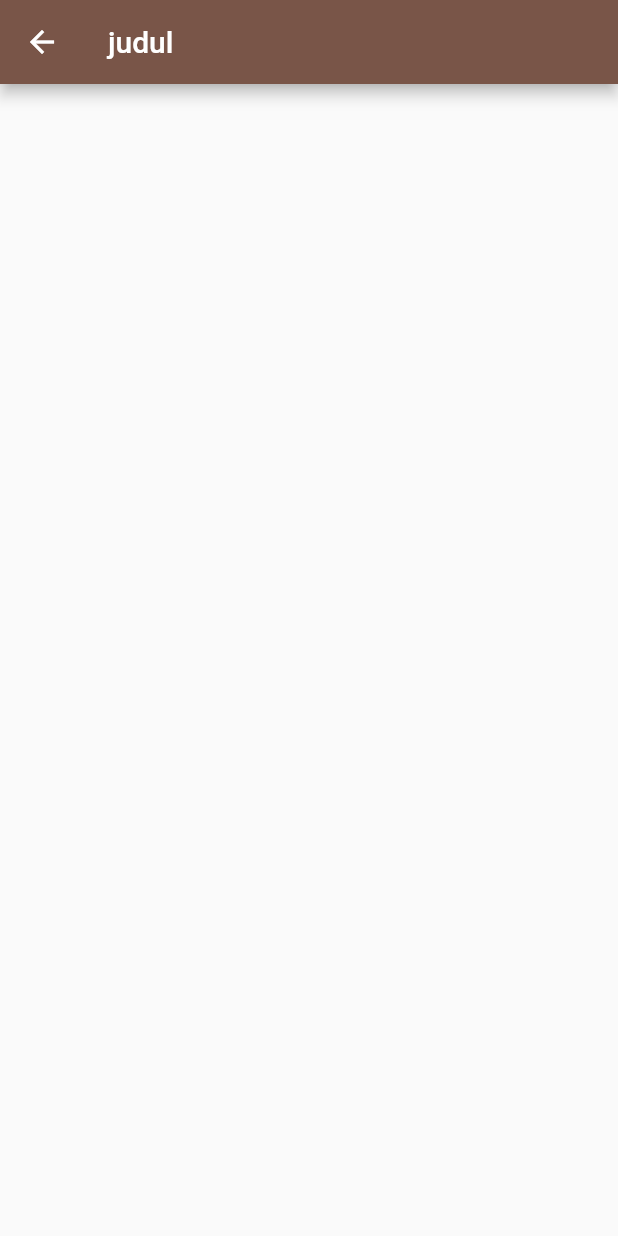
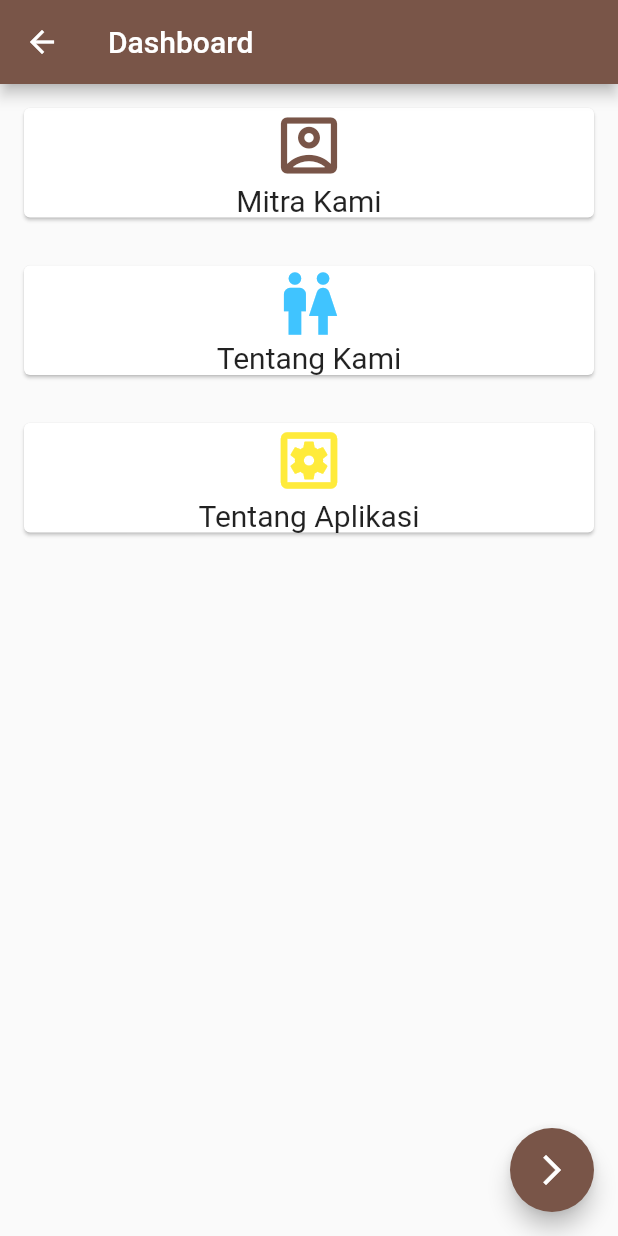
Before and after one commit to christophercalvin/KelompokB_SDGs9, a Flutter app: the screen it shows after launch, after a tap on the "arrow forward ios" icon, on a phone screen of 412 x 824 dp. Run offline on Flutter 3.47's test engine with Material 2 defaults, Android fonts, the phone set to English and light mode, and no system bars; our stand-ins replace page_transition; network calls fail.

Commit message:
Adding Feature
1. Laman Dashboard
2. Mitra Kami

```diff
--- a/lib/detail.dart
+++ b/lib/detail.dart
@@ -1,4 +1,8 @@
-import 'package:flutter/material.dart';
+import "package:flutter/material.dart";
+import 'package:flutter/services.dart';
+import 'package:kulakan_store/MitraKami.dart';
+import 'package:kulakan_store/routingGantiPage.dart';
+import 'package:page_transition/page_transition.dart';
 
 class Detail extends StatelessWidget {
   final String judul;
@@ -8,7 +12,57 @@ class Detail extends StatelessWidget {
   Widget build(BuildContext context) {
     return Scaffold(
       appBar: AppBar(
-        title: Text("judul"),
+        title: Text(judul),
+      ),
+      body: new Container(
+        child: new Column(
+
+          crossAxisAlignment: CrossAxisAlignment.stretch,
+          children:<Widget>[
+
+            new CardSaya(icon: Icons.account_box_outlined, text: 'Mitra Kami', warna: Colors.brown ,),
+            new CardSaya(icon: Icons.wc, text: 'Tentang Kami', warna: Colors.lightBlueAccent ,),
+            new CardSaya(icon: Icons.settings_applications_outlined, text: 'Tentang Aplikasi', warna: Colors.yellow,),
+          ]
+        )
+      ),
+
+      floatingActionButton: FloatingActionButton(
+          child: Icon(Icons.arrow_forward_ios),
+          onPressed: (){
+            //GantiPage(Detail());
+            routingGantiPage.Transition(context, MitraKami(judul: 'Mitra Kami',));
+          }
+      ),
+
+
+
+    );
+  }
+}
+
+
+class CardSaya extends StatelessWidget{
+
+  CardSaya({this.icon, this.text, this.warna});
+  final IconData icon;
+  final String text;
+  final Color warna;
+
+
+
+  @override
+  Widget build(BuildContext context){
+
+    return new Container(
+      padding: new EdgeInsets.all(12.0),
+      child:new Card(
+          child: new Column(
+              children: <Widget>[
+                new Icon(icon, size: 50.0, color:warna,),
+                new Text(text, style: new TextStyle(fontSize:20.0),)
+              ],
+          )
       ),
     );
   }
--- a/lib/home.dart
+++ b/lib/home.dart
@@ -24,9 +24,9 @@ class _HomePageState extends State<HomePage> {
   @override
   Widget build(BuildContext context) {
     return Scaffold(
-      appBar: AppBar(
-        title: Text("Kulakan Store App"),
-      ),
+      // appBar: AppBar(
+      //   title: Text("Kulakan Store App"),
+      // ),
       // body: ListView.builder(
       //   itemCount:5,
       //   itemBuilder: (context, int i){
@@ -46,14 +46,14 @@ class _HomePageState extends State<HomePage> {
       //       fit: BoxFit.cover,
       //     )
       //   ),
-            Text(
-              'Kulakan Store App',
-                  style: TextStyle(fontSize: 24, fontFamily: "Serif", height: 2.0),
-            ),
-            Text('Kulakan Store App merupakan aplikasi pembelian barang industri secara firsthand.'),
-            Text('Seller dapat membeli barang di aplikasi ini dengan harga seller dan pembelian dilakukan secara grosir'),
-            Text('Kulakan Store Version : 1.0'),
-            Text('By Kelompok 2 Pemrobile Kelas A')
+      //       Text(
+      //         'Kulakan Store App',
+      //             style: TextStyle(fontSize: 24, fontFamily: "Serif", height: 2.0),
+      //       ),
+      //       Text('Kulakan Store App merupakan aplikasi pembelian barang industri secara firsthand.'),
+      //       Text('Seller dapat membeli barang di aplikasi ini dengan harga seller dan pembelian dilakukan secara grosir'),
+      //       Text('Kulakan Store Version : 1.0'),
+      //       Text('By Kelompok 2 Pemrobile Kelas A')
         ]
       ),
 
@@ -62,7 +62,7 @@ class _HomePageState extends State<HomePage> {
           child: Icon(Icons.arrow_forward_ios),
           onPressed: (){
             //GantiPage(Detail());
-            routingGantiPage.Transition(context, Detail(judul: 'Tentang Kami',));
+            routingGantiPage.Transition(context, Detail(judul: 'Dashboard',));
           }
       ),
     );
--- a/lib/routingGantiPage.dart
+++ b/lib/routingGantiPage.dart
@@ -14,7 +14,6 @@ class routingGantiPage{
 
   static Transition (BuildContext context, StatelessWidget pages){
     Navigator.push(context, PageTransition(
-        duration: Duration(seconds: 3),
         type: PageTransitionType.leftToRight,
         child: pages));
   }
```
Also changed, not shown: lib/MitraKami.dart (added, +62 -0 lines), 3 other files.
